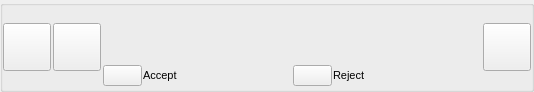
The window that GoTvApps/GoTvCommon/Forms/HostJoinRequestListItem.ui (brettrjones-github/nolimitconnect) describes before a commit, drawn with Qt 5.
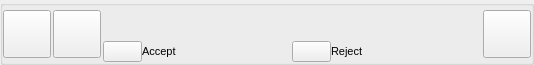
The same window after the commit. Custom widgets are drawn as their Qt base class.

Commit message: Host join request accept or deny now works

```diff
--- a/GoTvApps/GoTvCommon/Forms/HostJoinRequestListItem.ui
+++ b/GoTvApps/GoTvCommon/Forms/HostJoinRequestListItem.ui
@@ -7,7 +7,7 @@
     <x>0</x>
     <y>0</y>
     <width>534</width>
-    <height>92</height>
+    <height>65</height>
    </rect>
   </property>
   <property name="sizePolicy">
@@ -58,7 +58,7 @@
    <item row="0" column="0">
     <widget class="QGroupBox" name="groupBox">
      <property name="sizePolicy">
-      <sizepolicy hsizetype="Preferred" vsizetype="Preferred">
+      <sizepolicy hsizetype="Expanding" vsizetype="Minimum">
        <horstretch>0</horstretch>
        <verstretch>0</verstretch>
       </sizepolicy>
@@ -85,7 +85,7 @@
       <item>
        <widget class="VxPushButton" name="m_AvatarButton">
         <property name="sizePolicy">
-         <sizepolicy hsizetype="Fixed" vsizetype="Fixed">
+         <sizepolicy hsizetype="Minimum" vsizetype="Minimum">
           <horstretch>0</horstretch>
           <verstretch>0</verstretch>
          </sizepolicy>
@@ -116,7 +116,7 @@
       <item>
        <widget class="VxPushButton" name="m_FriendshipButton">
         <property name="sizePolicy">
-         <sizepolicy hsizetype="Fixed" vsizetype="Fixed">
+         <sizepolicy hsizetype="Minimum" vsizetype="Minimum">
           <horstretch>0</horstretch>
           <verstretch>0</verstretch>
          </sizepolicy>
@@ -147,7 +147,7 @@
       <item>
        <layout class="QVBoxLayout" name="verticalLayout">
         <property name="spacing">
-         <number>1</number>
+         <number>0</number>
         </property>
         <item>
          <layout class="QHBoxLayout" name="TitleHorizontalLayout">
@@ -159,9 +159,16 @@
           </property>
           <item>
            <widget class="QLabel" name="TitlePart1">
+            <property name="sizePolicy">
+             <sizepolicy hsizetype="Preferred" vsizetype="Minimum">
+              <horstretch>0</horstretch>
+              <verstretch>0</verstretch>
+             </sizepolicy>
+            </property>
             <property name="font">
              <font>
               <pointsize>8</pointsize>
+              <weight>50</weight>
               <italic>false</italic>
               <bold>false</bold>
              </font>
@@ -173,6 +180,12 @@
           </item>
           <item>
            <widget class="QLabel" name="TitlePart2">
+            <property name="sizePolicy">
+             <sizepolicy hsizetype="Preferred" vsizetype="Minimum">
+              <horstretch>0</horstretch>
+              <verstretch>0</verstretch>
+             </sizepolicy>
+            </property>
             <property name="text">
              <string/>
             </property>
@@ -186,7 +199,7 @@
             <property name="sizeHint" stdset="0">
              <size>
               <width>40</width>
-              <height>20</height>
+              <height>10</height>
              </size>
             </property>
            </spacer>
@@ -200,6 +213,12 @@
           </property>
           <item>
            <widget class="QLabel" name="DescPart1">
+            <property name="sizePolicy">
+             <sizepolicy hsizetype="Preferred" vsizetype="Minimum">
+              <horstretch>0</horstretch>
+              <verstretch>0</verstretch>
+             </sizepolicy>
+            </property>
             <property name="text">
              <string/>
             </property>
@@ -207,6 +226,12 @@
           </item>
           <item>
            <widget class="QLabel" name="DescPart2">
+            <property name="sizePolicy">
+             <sizepolicy hsizetype="Preferred" vsizetype="Minimum">
+              <horstretch>0</horstretch>
+              <verstretch>0</verstretch>
+             </sizepolicy>
+            </property>
             <property name="text">
              <string/>
             </property>
@@ -220,7 +245,7 @@
             <property name="sizeHint" stdset="0">
              <size>
               <width>40</width>
-              <height>20</height>
+              <height>10</height>
              </size>
             </property>
            </spacer>
@@ -276,7 +301,7 @@
       <item>
        <widget class="VxPushButton" name="m_MenuButton">
         <property name="sizePolicy">
-         <sizepolicy hsizetype="Fixed" vsizetype="Fixed">
+         <sizepolicy hsizetype="Minimum" vsizetype="Minimum">
           <horstretch>0</horstretch>
           <verstretch>0</verstretch>
          </sizepolicy>
```
Left out of the diff: 4 changed lines with no effect on the pictures. The commit also changes 27 other files.
